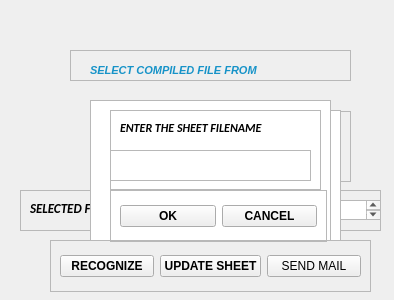
nitin-vk/face-recognition-based-attendance, file FacesRecognition.ui: the form before one commit.
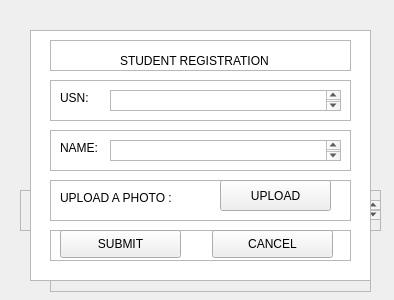
The form after the commit.

Commit message: added registration form

The edit to the form file:
```diff
--- a/FacesRecognition.ui
+++ b/FacesRecognition.ui
@@ -408,6 +408,207 @@
     </item>
    </layout>
   </widget>
+  <widget class="QListWidget" name="regisWidget">
+   <property name="geometry">
+    <rect>
+     <x>30</x>
+     <y>30</y>
+     <width>341</width>
+     <height>251</height>
+    </rect>
+   </property>
+  </widget>
+  <widget class="QFrame" name="regisTitleFrame">
+   <property name="geometry">
+    <rect>
+     <x>50</x>
+     <y>40</y>
+     <width>301</width>
+     <height>31</height>
+    </rect>
+   </property>
+   <property name="frameShape">
+    <enum>QFrame::StyledPanel</enum>
+   </property>
+   <property name="frameShadow">
+    <enum>QFrame::Raised</enum>
+   </property>
+   <widget class="QLabel" name="regisTitle">
+    <property name="geometry">
+     <rect>
+      <x>70</x>
+      <y>10</y>
+      <width>161</width>
+      <height>21</height>
+     </rect>
+    </property>
+    <property name="text">
+     <string>STUDENT REGISTRATION</string>
+    </property>
+   </widget>
+  </widget>
+  <widget class="QFrame" name="regisUsnFrame">
+   <property name="geometry">
+    <rect>
+     <x>50</x>
+     <y>80</y>
+     <width>301</width>
+     <height>41</height>
+    </rect>
+   </property>
+   <property name="frameShape">
+    <enum>QFrame::StyledPanel</enum>
+   </property>
+   <property name="frameShadow">
+    <enum>QFrame::Raised</enum>
+   </property>
+   <widget class="QPlainTextEdit" name="regisUsnInput">
+    <property name="geometry">
+     <rect>
+      <x>60</x>
+      <y>10</y>
+      <width>231</width>
+      <height>21</height>
+     </rect>
+    </property>
+   </widget>
+   <widget class="QLabel" name="regisUsn">
+    <property name="geometry">
+     <rect>
+      <x>10</x>
+      <y>10</y>
+      <width>41</width>
+      <height>16</height>
+     </rect>
+    </property>
+    <property name="text">
+     <string>USN:</string>
+    </property>
+   </widget>
+  </widget>
+  <widget class="QFrame" name="regisNameFrame">
+   <property name="geometry">
+    <rect>
+     <x>50</x>
+     <y>130</y>
+     <width>301</width>
+     <height>41</height>
+    </rect>
+   </property>
+   <property name="frameShape">
+    <enum>QFrame::StyledPanel</enum>
+   </property>
+   <property name="frameShadow">
+    <enum>QFrame::Raised</enum>
+   </property>
+   <widget class="QPlainTextEdit" name="regisNameInput">
+    <property name="geometry">
+     <rect>
+      <x>60</x>
+      <y>10</y>
+      <width>231</width>
+      <height>21</height>
+     </rect>
+    </property>
+   </widget>
+   <widget class="QLabel" name="regisName">
+    <property name="geometry">
+     <rect>
+      <x>10</x>
+      <y>10</y>
+      <width>41</width>
+      <height>16</height>
+     </rect>
+    </property>
+    <property name="text">
+     <string>NAME:</string>
+    </property>
+   </widget>
+  </widget>
+  <widget class="QFrame" name="regisPhotoFrame">
+   <property name="geometry">
+    <rect>
+     <x>50</x>
+     <y>180</y>
+     <width>301</width>
+     <height>41</height>
+    </rect>
+   </property>
+   <property name="frameShape">
+    <enum>QFrame::StyledPanel</enum>
+   </property>
+   <property name="frameShadow">
+    <enum>QFrame::Raised</enum>
+   </property>
+   <widget class="QLabel" name="regisPhoto">
+    <property name="geometry">
+     <rect>
+      <x>10</x>
+      <y>10</y>
+      <width>121</width>
+      <height>16</height>
+     </rect>
+    </property>
+    <property name="text">
+     <string>UPLOAD A PHOTO :</string>
+    </property>
+   </widget>
+   <widget class="QPushButton" name="regisUploadBtn">
+    <property name="geometry">
+     <rect>
+      <x>170</x>
+      <y>0</y>
+      <width>111</width>
+      <height>31</height>
+     </rect>
+    </property>
+    <property name="text">
+     <string>UPLOAD</string>
+    </property>
+   </widget>
+  </widget>
+  <widget class="QFrame" name="regisBtnFrame">
+   <property name="geometry">
+    <rect>
+     <x>50</x>
+     <y>230</y>
+     <width>301</width>
+     <height>31</height>
+    </rect>
+   </property>
+   <property name="frameShape">
+    <enum>QFrame::StyledPanel</enum>
+   </property>
+   <property name="frameShadow">
+    <enum>QFrame::Raised</enum>
+   </property>
+   <widget class="QPushButton" name="regisSubmitBtn">
+    <property name="geometry">
+     <rect>
+      <x>10</x>
+      <y>0</y>
+      <width>121</width>
+      <height>28</height>
+     </rect>
+    </property>
+    <property name="text">
+     <string>SUBMIT</string>
+    </property>
+   </widget>
+   <widget class="QPushButton" name="regisCancelBtn">
+    <property name="geometry">
+     <rect>
+      <x>162</x>
+      <y>0</y>
+      <width>121</width>
+      <height>28</height>
+     </rect>
+    </property>
+    <property name="text">
+     <string>CANCEL</string>
+    </property>
+   </widget>
+  </widget>
  </widget>
  <resources/>
  <connections/>
```
The commit also changes 1 other file.
